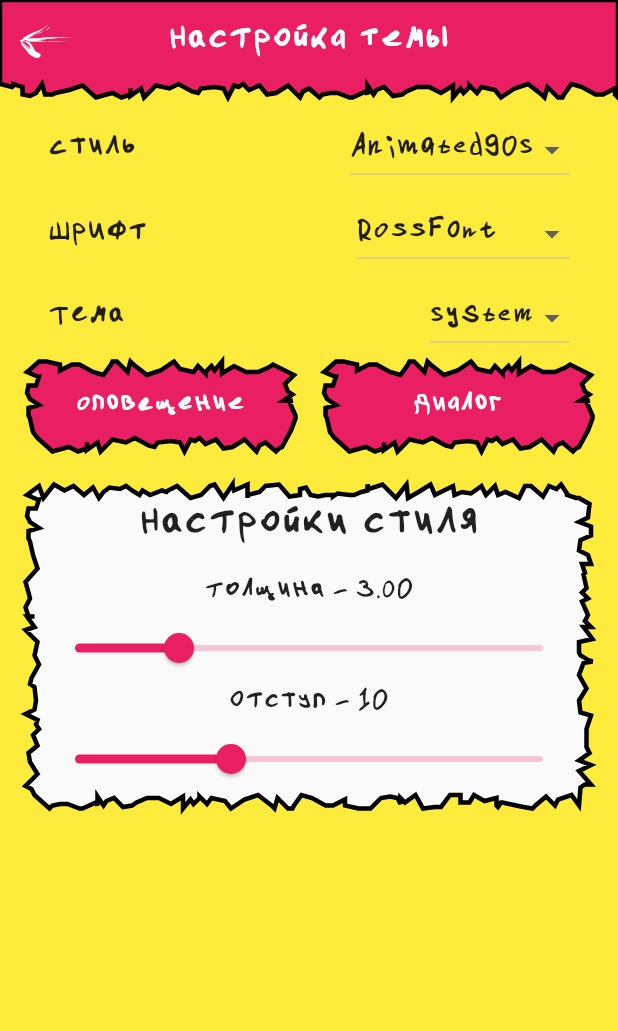
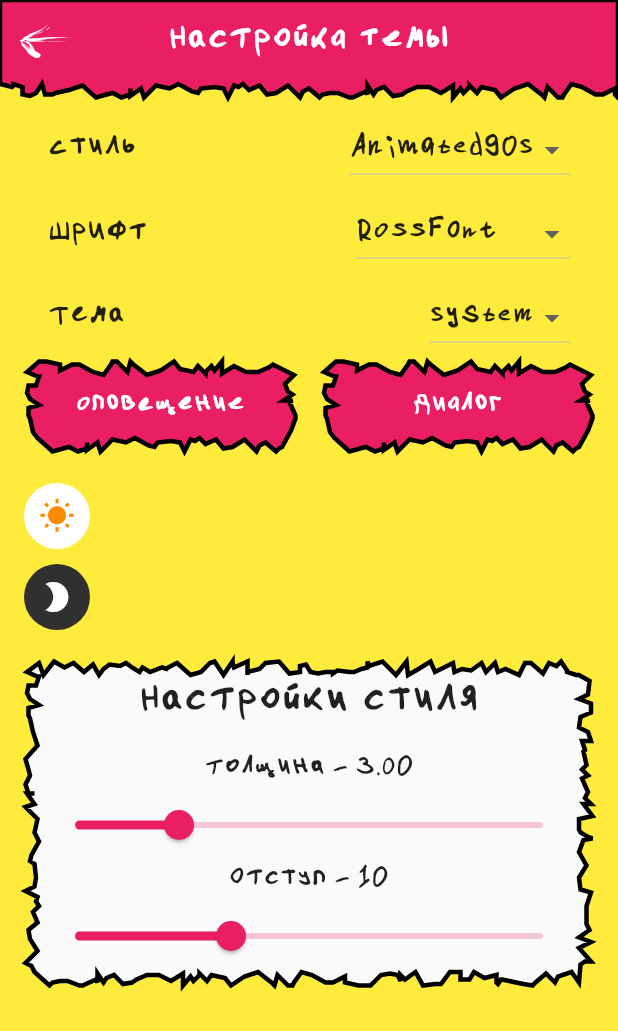
Before and after one commit to RossHS/shop_list, a Flutter app: the Settings screen opened by its route, on a phone screen of 412 x 824 dp. Shown: the top 1031 px of the screen. Run offline on Flutter 3.47's test engine with Material 2 defaults, Android fonts, the phone set to English and light mode, and no system bars; our stand-ins replace cloud_firestore, firebase_auth, firebase_core, firebase_messaging, firebase_storage, flutter_slidable and 5 more; accounts and stored records are empty.

Commit message:
Начало виджетов цветовых палитр тем. Убрал неактуальный TODO

```diff
--- a/lib/routes/settings.dart
+++ b/lib/routes/settings.dart
@@ -93,6 +93,8 @@ class _Body extends StatelessWidget {
         ),
         const _ButtonsRow(),
         const SizedBox(height: 20),
+        const _ColorPaletteBox(),
+        const SizedBox(height: 20),
         const _SpecificThemeSettings(),
       ],
     );
@@ -142,9 +144,82 @@ class _ButtonsRow extends StatelessWidget {
   }
 }
 
+/// Виджет содержащий в себе все варианты цветовых схем для каждой из тем [ThemeDataWrapper]
+/// TODO 02.12.2021 написать представление цветовых палитр для тем
+class _ColorPaletteBox extends StatelessWidget {
+  const _ColorPaletteBox({Key? key}) : super(key: key);
+  final paletteDiameter = 44.0;
+
+  @override
+  Widget build(BuildContext context) {
+    return Column(
+      mainAxisSize: MainAxisSize.min,
+      children: [
+        // Цветовые схемы дневных тем
+        Row(
+          children: [
+            _CircleContainer(
+              height: paletteDiameter,
+              width: paletteDiameter,
+              backgroundColor: Colors.white,
+              child: Icon(
+                Icons.wb_sunny,
+                color: Colors.orange.shade600,
+              ),
+            ),
+          ],
+        ),
+        const SizedBox(height: 10),
+        // Цветовые схемы ночных тем
+        Row(
+          children: [
+            _CircleContainer(
+              height: paletteDiameter,
+              width: paletteDiameter,
+              backgroundColor: const Color(0xFF303030),
+              child: const Icon(
+                Icons.mode_night,
+                color: Colors.white,
+              ),
+            ),
+          ],
+        ),
+      ],
+    );
+  }
+}
+
+class _CircleContainer extends StatelessWidget {
+  const _CircleContainer({
+    Key? key,
+    this.child,
+    this.backgroundColor,
+    this.height,
+    this.width,
+  }) : super(key: key);
+  final Color? backgroundColor;
+  final Widget? child;
+  final double? height;
+  final double? width;
+
+  @override
+  Widget build(BuildContext context) {
+    return SizedBox(
+      height: height,
+      width: width,
+      child: DecoratedBox(
+        decoration: BoxDecoration(
+          color: backgroundColor,
+          shape: BoxShape.circle,
+        ),
+        child: child,
+      ),
+    );
+  }
+}
+
 /// Панель с настройками для специфичных параметров тем, т.е. с каждой выбранной темой [ThemeDataWrapper],
 /// будет отображаться свой уникальный набор настроек
-/// TODO 02.12.2021 написать механизм настройки уникальных параметров тем!!!
 class _SpecificThemeSettings extends StatefulWidget {
   const _SpecificThemeSettings({Key? key}) : super(key: key);
 
@@ -191,7 +266,8 @@ class _SpecificThemeSettingsState extends State<_SpecificThemeSettings> {
             // Т.к. эта проблема беспокоит только лишь на окне настройки, то первый вариант отпадает из своей
             // излишней сложности. 2.1. тоже можно отбросить по этой же причине, плюс понадобиться изменять уже существующий рабочий код,
             // ради уникальной проблемы. Таким образом остается вариант 2.2, который я и реализовал.
-            child: themeFactory.buildWidget(animated90s: (_, factory) {
+            child: themeFactory.buildWidget(
+              animated90s: (_, factory) {
                 final themeWrapper = factory.themeWrapper;
                 final config = themeWrapper.paint90sConfig.copyWith(backgroundColor: theme.canvasColor);
                 return Padding(
@@ -240,8 +316,8 @@ class _SpecificThemeSettingsState extends State<_SpecificThemeSettings> {
                     ),
                   ),
                 );
-            }, material: (_, factory) {
-              final themeWrapper = factory.themeWrapper;
+              },
+              material: (_, factory) {
                 return Padding(
                   key: ValueKey<String>(controller.appTheme.value.themePrefix),
                   padding: const EdgeInsets.all(10.0),
@@ -251,7 +327,8 @@ class _SpecificThemeSettingsState extends State<_SpecificThemeSettings> {
                     color: Colors.red,
                   ),
                 );
-            }),
+              },
+            ),
           );
         },
       ),
--- a/lib/routes/todos_sort.dart
+++ b/lib/routes/todos_sort.dart
@@ -24,7 +24,6 @@ class _Body extends StatelessWidget {
   @override
   Widget build(BuildContext context) {
     final todosController = Get.find<TodosController>();
-    // TODO вставить отступы из animated90sConfig
     const padding = 24.0;
     return Obx(() => ListView(
           padding: const EdgeInsets.all(padding),
```
Lines whose indentation alone changed are shown as unchanged.
